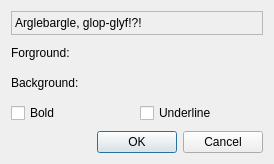
First picture: the form in src/preferences/AnsiColorDialog.ui, repository MUME/MMapper, before the edit.
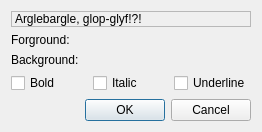
Second picture: the form after the edit. Custom widgets are drawn as their Qt base class.

Commit message: Add high colors and italics to the Ansi Color Dialog

```diff
--- a/src/preferences/AnsiColorDialog.ui
+++ b/src/preferences/AnsiColorDialog.ui
@@ -2,14 +2,6 @@
 <ui version="4.0">
  <class>AnsiColorDialog</class>
  <widget class="QDialog" name="AnsiColorDialog">
-  <property name="geometry">
-   <rect>
-    <x>0</x>
-    <y>0</y>
-    <width>274</width>
-    <height>164</height>
-   </rect>
-  </property>
   <property name="windowTitle">
    <string>Dialog</string>
   </property>
@@ -108,6 +100,13 @@
         </property>
        </widget>
       </item>
+      <item>
+       <widget class="QCheckBox" name="italicCheckBox">
+        <property name="text">
+         <string>Italic</string>
+        </property>
+       </widget>
+      </item>
       <item>
        <widget class="QCheckBox" name="underlineCheckBox">
         <property name="text">
```
Left out of the diff: 102 changed lines with no effect on the pictures. The commit also changes 6 other files.
